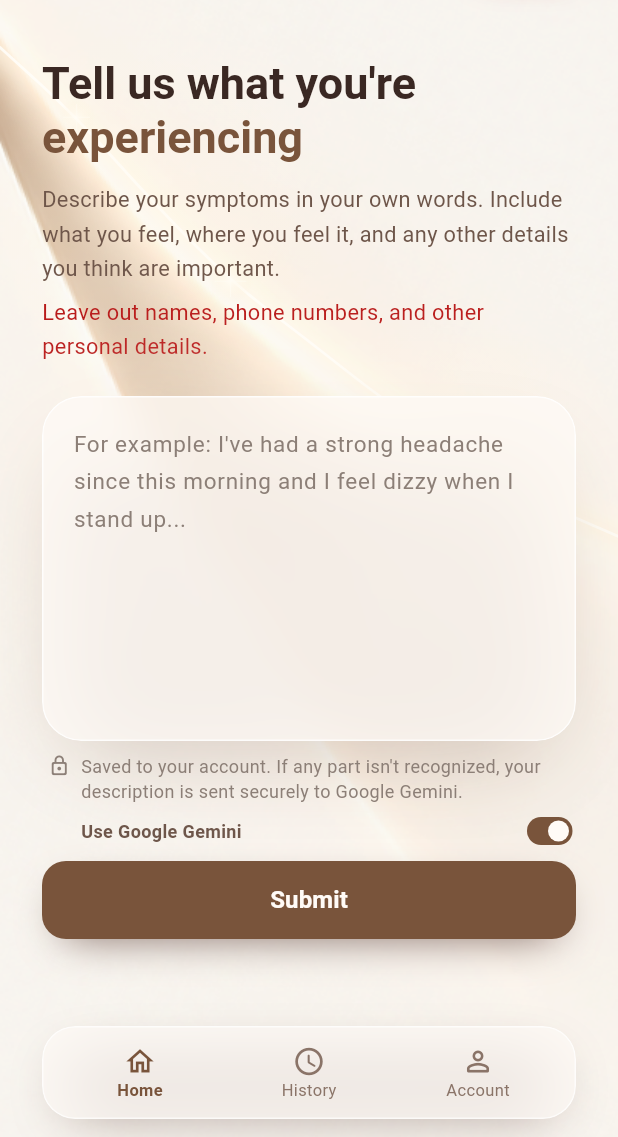
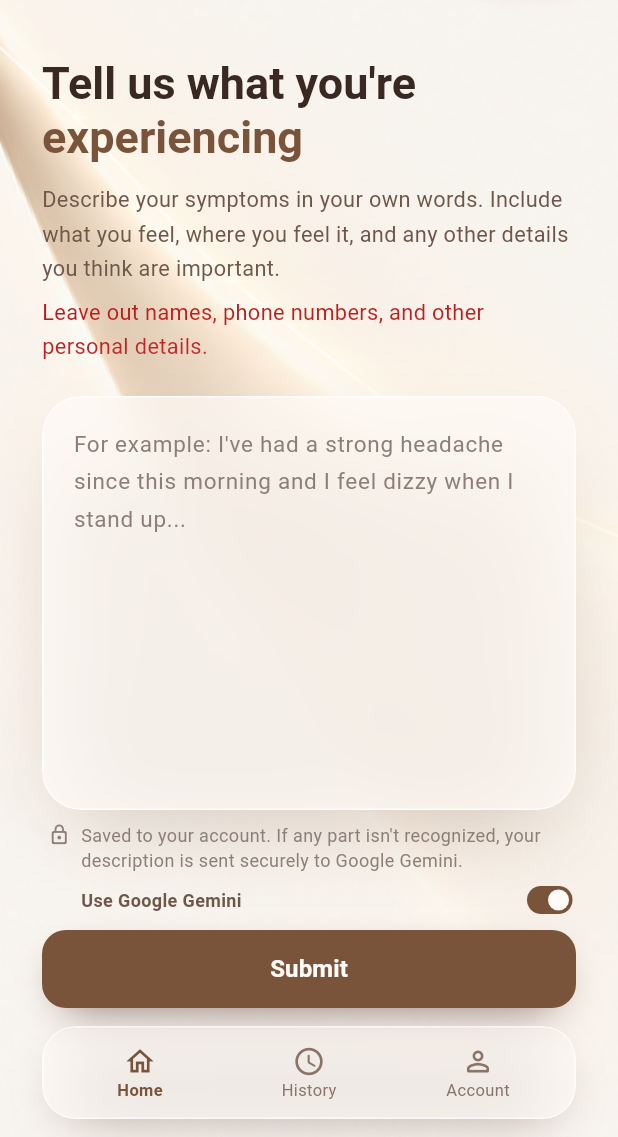
Before and after one commit to Raghad-Alkhurayyif/2026-GP1-Group8, a Flutter app: the screen it shows once a user with an empty profile is signed in, on a phone screen of 412 x 824 dp, the part 99-1236 px from its top. Run offline on Flutter 3.47's test engine with Material 3 defaults, Android fonts, the phone set to English and light mode, and no system bars; our stand-ins replace cloud_firestore, country_picker, firebase_auth, firebase_core, geolocator, google_fonts and 1 more; missing offline and left inert: country_coder, phone_numbers_parser; accounts and stored records are empty; Roboto replaces fonts that are missing (Ibm Plex Sans Arabic).

Commit message:
Keep the Gemini switch visible beside a notice without overflowing

```diff
--- a/mata_app/lib/screens/home_screen.dart
+++ b/mata_app/lib/screens/home_screen.dart
@@ -138,13 +138,6 @@ class _HomeScreenState extends State<HomeScreen> {
               child: Column(
                 crossAxisAlignment: CrossAxisAlignment.start,
                 children: [
-                  // Scrolls instead of overflowing when a long notice
-                  // leaves too little room above the navigation bar.
-                  Expanded(
-                    child: SingleChildScrollView(
-                      child: Column(
-                        crossAxisAlignment: CrossAxisAlignment.start,
-                        children: [
                   const MataCornerLogo(),
                   const SizedBox(height: 34),
                   RichText(
@@ -181,8 +174,9 @@ class _HomeScreenState extends State<HomeScreen> {
                     ),
                   ),
                   const SizedBox(height: 22),
-                          SizedBox(
-                            height: _notice == null ? 230 : 178,
+                  // Takes the room left over, so a notice shrinks the box
+                  // instead of pushing the screen past the navigation bar.
+                  Expanded(
                     child: MataGlass(
                       glow: true,
                       radius: 26,
@@ -232,16 +226,21 @@ class _HomeScreenState extends State<HomeScreen> {
                   ),
                   if (_notice != null)
                     Padding(
-                              padding: const EdgeInsets.only(top: 12, bottom: 14),
+                      padding: const EdgeInsets.only(top: 12),
                       child: AnalysisNoticeCard(
                         notice: _notice!,
                         onDismiss: () => setState(() => _notice = null),
                       ),
-                            )
-                          else
+                    ),
+                  // The privacy note and its Gemini switch stay visible
+                  // while a notice is shown.
                   SizedBox(
                     // Taller for the privacy note and its Gemini switch.
-                              height: _showError ? 46 : 80,
+                    height: _showError
+                        ? 46
+                        : _notice != null
+                            ? 40
+                            : 80,
                     child: _showError
                         ? Padding(
                             padding: const EdgeInsets.only(top: 12, left: 4),
@@ -282,9 +281,9 @@ class _HomeScreenState extends State<HomeScreen> {
                               ],
                             ),
                           )
-                                  : const Padding(
-                                      padding: EdgeInsets.only(top: 8, left: 4),
-                                      child: _PrivacyNote(),
+                        : Padding(
+                            padding: const EdgeInsets.only(top: 8, left: 4),
+                            child: _PrivacyNote(switchOnly: _notice != null),
                           ),
                   ),
                   MataButton(
@@ -292,10 +291,7 @@ class _HomeScreenState extends State<HomeScreen> {
                     loading: _isSubmitting,
                     onPressed: _isSubmitting ? null : _submitSymptoms,
                   ),
-                        ],
-                      ),
-                    ),
-                  ),
+                  const SizedBox(height: 12),
                   MataBottomNavigationBar(
                     currentIndex: 0,
                     onHomeTap: () {},
@@ -866,7 +862,11 @@ class _AnalyzingScreenState extends State<AnalyzingScreen> {
 /// Tells the user, before an assessment, what is stored and what leaves the
 /// app (NFR-2), and lets them decline sending their words to Gemini.
 class _PrivacyNote extends StatefulWidget {
-  const _PrivacyNote();
+  const _PrivacyNote({this.switchOnly = false});
+
+  /// Shows only the Gemini switch, for when a notice above already
+  /// explains what the switch changes.
+  final bool switchOnly;
 
   @override
   State<_PrivacyNote> createState() => _PrivacyNoteState();
@@ -893,6 +893,7 @@ class _PrivacyNoteState extends State<_PrivacyNote> {
         return Column(
           crossAxisAlignment: CrossAxisAlignment.start,
           children: [
+            if (!widget.switchOnly) ...[
               Row(
                 crossAxisAlignment: CrossAxisAlignment.start,
                 children: [
@@ -919,9 +920,10 @@ class _PrivacyNoteState extends State<_PrivacyNote> {
                 ],
               ),
               const SizedBox(height: 4),
+            ],
             Row(
               children: [
-                const SizedBox(width: 22),
+                SizedBox(width: widget.switchOnly ? 0 : 22),
                 Expanded(
                   child: Text(
                     'Use Google Gemini',
```
Lines whose indentation alone changed are shown as unchanged.
